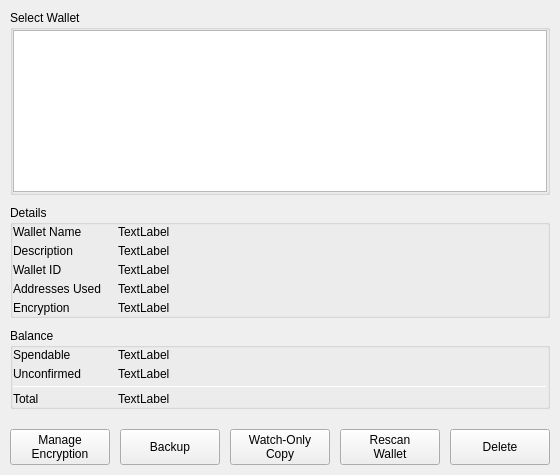
First picture: the form in BlockSettleUILib/WalletPropertiesDialog.ui, repository BlockSettle/terminal, before the edit.
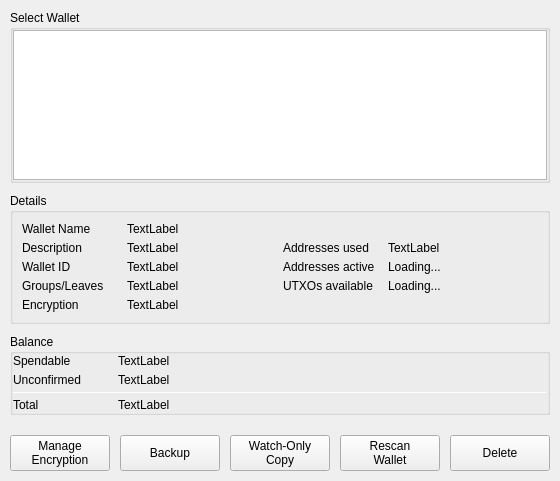
Second picture: the form after the edit.

Commit message: BST-773: additional wallet properties

Patch:
```diff
--- a/BlockSettleUILib/WalletPropertiesDialog.ui
+++ b/BlockSettleUILib/WalletPropertiesDialog.ui
@@ -149,22 +149,7 @@
         <property name="title">
          <string>Details</string>
         </property>
-        <layout class="QVBoxLayout" name="verticalLayout_4">
-         <property name="spacing">
-          <number>5</number>
-         </property>
-         <property name="leftMargin">
-          <number>0</number>
-         </property>
-         <property name="topMargin">
-          <number>0</number>
-         </property>
-         <property name="rightMargin">
-          <number>0</number>
-         </property>
-         <property name="bottomMargin">
-          <number>0</number>
-         </property>
+        <layout class="QHBoxLayout" name="horizontalLayout">
          <item>
           <widget class="QWidget" name="detailsFormLayout" native="true">
            <property name="sizePolicy">
@@ -399,12 +384,12 @@
                   </size>
                  </property>
                  <property name="text">
-                  <string>Addresses Used</string>
+                  <string>Groups/Leaves</string>
                  </property>
                 </widget>
                </item>
                <item>
-                <widget class="QLabel" name="labelAddressesUsed">
+                <widget class="QLabel" name="labelGroupsUsed">
                  <property name="text">
                   <string>TextLabel</string>
                  </property>
@@ -475,6 +460,204 @@
            </layout>
           </widget>
          </item>
+         <item>
+          <widget class="QWidget" name="detailsFormLayout_2" native="true">
+           <property name="sizePolicy">
+            <sizepolicy hsizetype="Preferred" vsizetype="Fixed">
+             <horstretch>0</horstretch>
+             <verstretch>0</verstretch>
+            </sizepolicy>
+           </property>
+           <layout class="QVBoxLayout" name="verticalLayout_9">
+            <property name="spacing">
+             <number>5</number>
+            </property>
+            <property name="leftMargin">
+             <number>0</number>
+            </property>
+            <property name="topMargin">
+             <number>0</number>
+            </property>
+            <property name="rightMargin">
+             <number>0</number>
+            </property>
+            <property name="bottomMargin">
+             <number>0</number>
+            </property>
+            <item>
+             <widget class="QWidget" name="horizontalWidget_3" native="true">
+              <property name="minimumSize">
+               <size>
+                <width>0</width>
+                <height>0</height>
+               </size>
+              </property>
+              <layout class="QHBoxLayout" name="horizontalLayout_7">
+               <property name="spacing">
+                <number>5</number>
+               </property>
+               <property name="leftMargin">
+                <number>0</number>
+               </property>
+               <property name="topMargin">
+                <number>0</number>
+               </property>
+               <property name="rightMargin">
+                <number>0</number>
+               </property>
+               <property name="bottomMargin">
+                <number>0</number>
+               </property>
+               <item>
+                <widget class="QLabel" name="label_8">
+                 <property name="sizePolicy">
+                  <sizepolicy hsizetype="Fixed" vsizetype="Preferred">
+                   <horstretch>0</horstretch>
+                   <verstretch>0</verstretch>
+                  </sizepolicy>
+                 </property>
+                 <property name="minimumSize">
+                  <size>
+                   <width>100</width>
+                   <height>0</height>
+                  </size>
+                 </property>
+                 <property name="text">
+                  <string>Addresses used</string>
+                 </property>
+                </widget>
+               </item>
+               <item>
+                <widget class="QLabel" name="labelAddressesUsed">
+                 <property name="text">
+                  <string>TextLabel</string>
+                 </property>
+                 <property name="whiteLabel" stdset="0">
+                  <bool>true</bool>
+                 </property>
+                </widget>
+               </item>
+              </layout>
+             </widget>
+            </item>
+            <item>
+             <widget class="QWidget" name="horizontalWidget1_2" native="true">
+              <property name="minimumSize">
+               <size>
+                <width>0</width>
+                <height>0</height>
+               </size>
+              </property>
+              <layout class="QHBoxLayout" name="horizontalLayout_12">
+               <property name="spacing">
+                <number>5</number>
+               </property>
+               <property name="leftMargin">
+                <number>0</number>
+               </property>
+               <property name="topMargin">
+                <number>0</number>
+               </property>
+               <property name="rightMargin">
+                <number>0</number>
+               </property>
+               <property name="bottomMargin">
+                <number>0</number>
+               </property>
+               <item>
+                <widget class="QLabel" name="label_9">
+                 <property name="sizePolicy">
+                  <sizepolicy hsizetype="Fixed" vsizetype="Preferred">
+                   <horstretch>0</horstretch>
+                   <verstretch>0</verstretch>
+                  </sizepolicy>
+                 </property>
+                 <property name="minimumSize">
+                  <size>
+                   <width>100</width>
+                   <height>0</height>
+                  </size>
+                 </property>
+                 <property name="text">
+                  <string>Addresses active</string>
+                 </property>
+                </widget>
+               </item>
+               <item>
+                <widget class="QLabel" name="labelAddressesActive">
+                 <property name="text">
+                  <string>Loading...</string>
+                 </property>
+                 <property name="wordWrap">
+                  <bool>true</bool>
+                 </property>
+                 <property name="whiteLabel" stdset="0">
+                  <bool>true</bool>
+                 </property>
+                </widget>
+               </item>
+              </layout>
+             </widget>
+            </item>
+            <item>
+             <widget class="QWidget" name="horizontalWidget2_2" native="true">
+              <property name="minimumSize">
+               <size>
+                <width>0</width>
+                <height>0</height>
+               </size>
+              </property>
+              <layout class="QHBoxLayout" name="horizontalLayout_13">
+               <property name="spacing">
+                <number>5</number>
+               </property>
+               <property name="leftMargin">
+                <number>0</number>
+               </property>
+               <property name="topMargin">
+                <number>0</number>
+               </property>
+               <property name="rightMargin">
+                <number>0</number>
+               </property>
+               <property name="bottomMargin">
+                <number>0</number>
+               </property>
+               <item>
+                <widget class="QLabel" name="label_10">
+                 <property name="sizePolicy">
+                  <sizepolicy hsizetype="Fixed" vsizetype="Preferred">
+                   <horstretch>0</horstretch>
+                   <verstretch>0</verstretch>
+                  </sizepolicy>
+                 </property>
+                 <property name="minimumSize">
+                  <size>
+                   <width>100</width>
+                   <height>0</height>
+                  </size>
+                 </property>
+                 <property name="text">
+                  <string>UTXOs available</string>
+                 </property>
+                </widget>
+               </item>
+               <item>
+                <widget class="QLabel" name="labelUTXOs">
+                 <property name="text">
+                  <string>Loading...</string>
+                 </property>
+                 <property name="whiteLabel" stdset="0">
+                  <bool>true</bool>
+                 </property>
+                </widget>
+               </item>
+              </layout>
+             </widget>
+            </item>
+           </layout>
+          </widget>
+         </item>
         </layout>
        </widget>
       </item>
```
Left out of the diff: 2 changed lines with no effect on the pictures. The commit also changes 4 other files.
